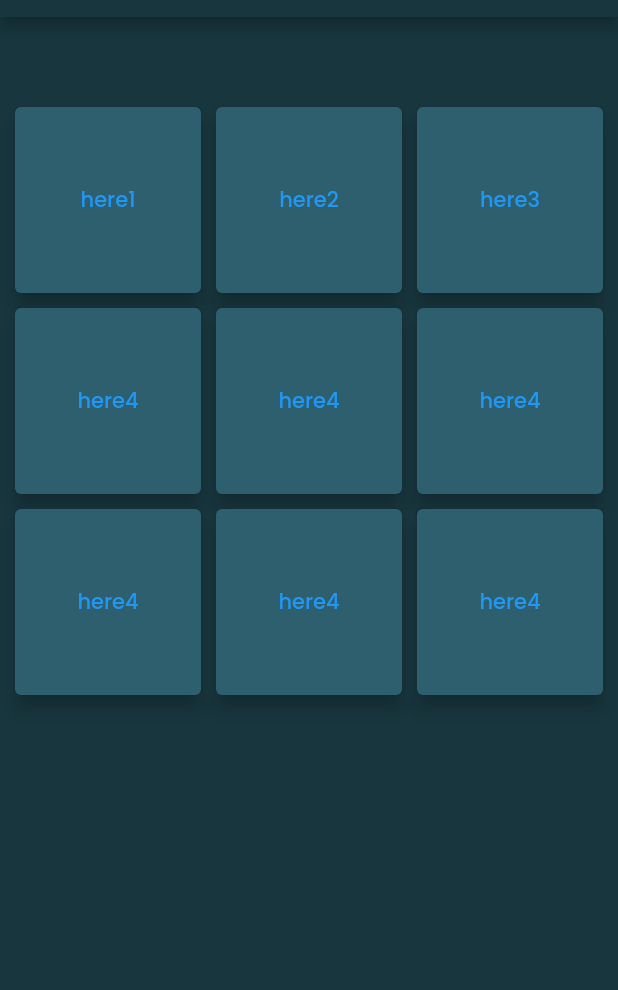
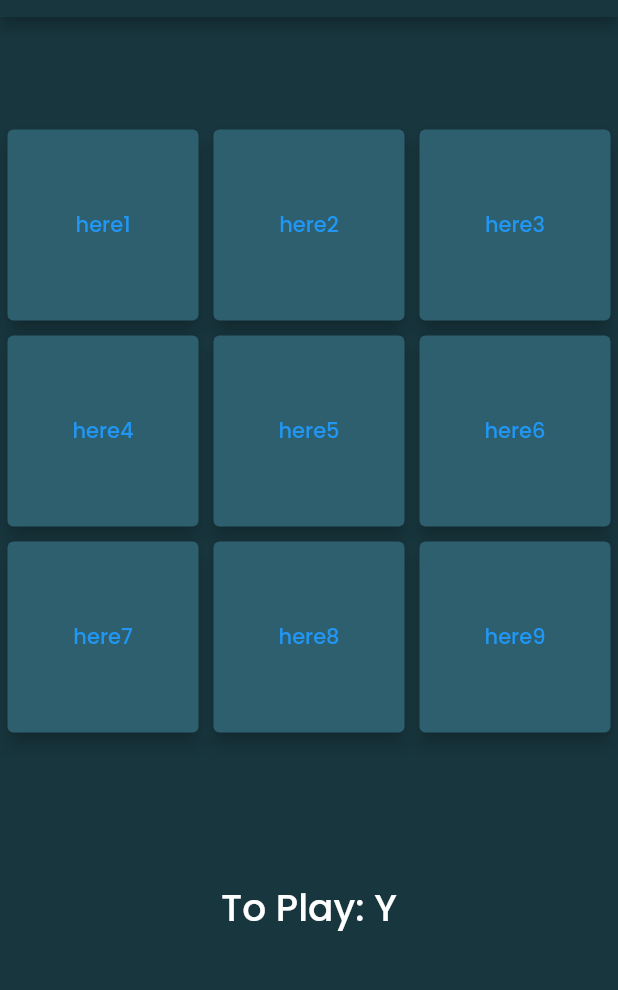
Before and after one commit to soulninja-dev/Tic-tac-toe, a Flutter app: the GamePage screen opened by its route, after a tap on "here1", on a phone screen of 412 x 824 dp, the part 67-1057 px from its top. Run offline on Flutter 3.47's test engine with Material 2 defaults, Android fonts, the light colour scheme and no system bars.

Commit message:
🔥 it will change To Play as we click each button

```diff
--- a/lib/pages/game_page.dart
+++ b/lib/pages/game_page.dart
@@ -7,55 +7,86 @@ class GamePage extends StatefulWidget {
 }
 
 class _GamePageState extends State<GamePage> {
-  static const toPlay = "X";
+  changeToPlay(String current) {
+    if (current == "X") {
+      setState(() {
+        toPlay = "Y";
+      });
+    }
+    if (current == "Y") {
+      setState(() {
+        toPlay = "X";
+      });
+    }
+  }
+
+  static String toPlay = "X";
   @override
   Widget build(BuildContext context) {
     return Scaffold(
-      body: Padding(
-        padding: const EdgeInsets.fromLTRB(10, 60, 10, 0),
+      body: Stack(
+        children: [
+          Spacer(),
+          Padding(
+            padding: const EdgeInsets.fromLTRB(5, 75, 5, 0),
             child: GridView.count(
               crossAxisSpacing: 10.0,
               mainAxisSpacing: 10.0,
               crossAxisCount: 3,
               children: <Widget>[
                 TextButton(
-              onPressed: () => print("pressed 1"),
+                  onPressed: () => changeToPlay(toPlay),
                   child: Text("here1"),
                 ),
                 TextButton(
-              onPressed: () => print("pressed 2"),
+                  onPressed: () => changeToPlay(toPlay),
                   child: Text("here2"),
                 ),
                 TextButton(
-              onPressed: () => print("pressed 3"),
+                  onPressed: () => changeToPlay(toPlay),
                   child: Text("here3"),
                 ),
                 TextButton(
-              onPressed: () => print("pressed 4"),
+                  onPressed: () => changeToPlay(toPlay),
                   child: Text("here4"),
                 ),
                 TextButton(
-              onPressed: () => print("pressed 5"),
-              child: Text("here4"),
+                  onPressed: () => changeToPlay(toPlay),
+                  child: Text("here5"),
                 ),
                 TextButton(
-              onPressed: () => print("pressed 6"),
-              child: Text("here4"),
+                  onPressed: () => changeToPlay(toPlay),
+                  child: Text("here6"),
                 ),
                 TextButton(
-              onPressed: () => print("pressed 7"),
-              child: Text("here4"),
+                  onPressed: () => changeToPlay(toPlay),
+                  child: Text("here7"),
                 ),
                 TextButton(
-              onPressed: () => print("pressed 8"),
-              child: Text("here4"),
+                  onPressed: () => changeToPlay(toPlay),
+                  child: Text("here8"),
                 ),
                 TextButton(
-              onPressed: () => print("pressed 9"),
-              child: Text("here4"),
+                  onPressed: () => changeToPlay(toPlay),
+                  child: Text("here9"),
                 ),
               ],
             ),
+          ),
+          Center(
+            child: Padding(
+              padding: const EdgeInsets.only(top: 420),
+              child: Text(
+                "To Play: $toPlay",
+                style: TextStyle(
+                  color: Colors.white,
+                  fontFamily: "Poppins",
+                  fontSize: 25,
+                ),
+              ),
+            ),
+          ),
+        ],
       ),
       backgroundColor: bg,
       appBar: AppBar(
```
Lines whose indentation alone changed are shown as unchanged.
